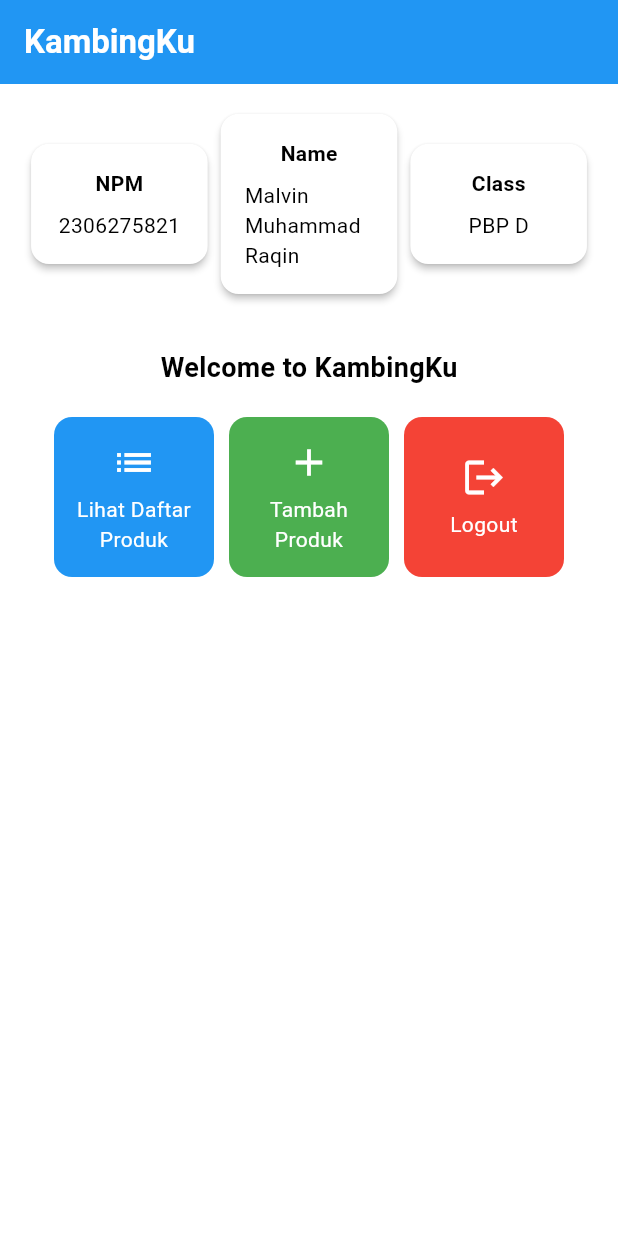
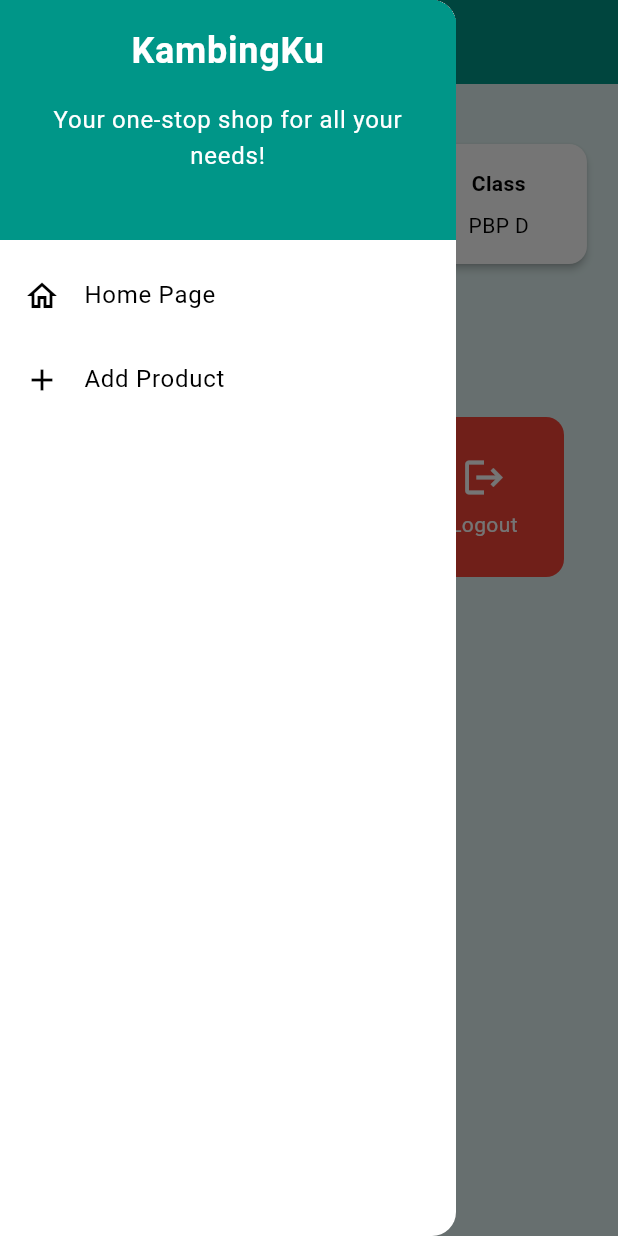
Before and after one commit to Malvin0902/kambing_ku, a Flutter app: the screen it shows after launch, with the side drawer open (before the commit the screen has no drawer), on a phone screen of 412 x 824 dp. Run offline on Flutter 3.47's test engine with Material 3 defaults, Android fonts, the phone set to English and light mode, and no system bars.

Commit message:
tugas individu 8

```diff
--- a/lib/main.dart
+++ b/lib/main.dart
@@ -1,5 +1,5 @@
 import 'package:flutter/material.dart';
-import 'package:kambing_ku/menu.dart';
+import 'package:kambing_ku/screens/menu.dart';
 
 void main() {
   runApp(const MyApp());
@@ -8,30 +8,18 @@
 class MyApp extends StatelessWidget {
   const MyApp({super.key});
 
-  // This widget is the root of your application.
   @override
   Widget build(BuildContext context) {
     return MaterialApp(
-      title: 'Flutter Demo',
+      title: 'KambingKu',
       theme: ThemeData(
-        // This is the theme of your application.
-        //
-        // TRY THIS: Try running your application with "flutter run". You'll see
-        // the application has a purple toolbar. Then, without quitting the app,
-        // try changing the seedColor in the colorScheme below to Colors.green
-        // and then invoke "hot reload" (save your changes or press the "hot
-        // reload" button in a Flutter-supported IDE, or press "r" if you used
-        // the command line to start the app).
-        //
-        // Notice that the counter didn't reset back to zero; the application
-        // state is not lost during the reload. To reset the state, use hot
-        // restart instead.
-        //
-        // This works for code too, not just values: Most code changes can be
-        // tested with just a hot reload.
+        primarySwatch: Colors.teal,
         colorScheme: ColorScheme.fromSwatch(
-          primarySwatch: Colors.deepPurple,
-          ).copyWith(secondary: Colors.deepPurple[400]),
+          primarySwatch: Colors.teal,
+        ).copyWith(
+          secondary: Colors.orange,  // Accent color set to orange
+        ),
+        scaffoldBackgroundColor: Colors.teal[50], // Light teal background for screens
         useMaterial3: true,
       ),
       home: MyHomePage(),
--- a/lib/menu.dart
+++ b/lib/screens/menu.dart
@@ -1,17 +1,21 @@
 import 'package:flutter/material.dart';
+import 'package:kambing_ku/widgets/left_drawer.dart';
+import 'package:kambing_ku/widgets/product_card.dart';
+import 'package:kambing_ku/screens/product_entry_form.dart';
 
-class MyHomePage extends StatelessWidget  {
+class MyHomePage extends StatelessWidget {
+  final String npm = '2306275821'; // NPM
+  final String name = 'Malvin Muhammad Raqin'; // Name
+  final String className = 'PBP D'; // Class
+
+  // Daftar item navigasi pada halaman utama
+  final List<ItemHomepage> items = [
+    ItemHomepage("View Product List", Icons.list, Colors.teal),
+    ItemHomepage("Add Product", Icons.add, Colors.orange),
+    ItemHomepage("Logout", Icons.logout, Colors.red),
+  ];
+
   MyHomePage({super.key});
-
-  final String npm = '2306275821';
-  final String name = 'Malvin Muhammad Raqin';
-  final String className = 'PBP D';
-
-  final List<ItemHomepage> items = [
-    ItemHomepage("Lihat Daftar Produk", Icons.list),
-    ItemHomepage("Tambah Produk", Icons.add),
-    ItemHomepage("Logout", Icons.logout),
-  ];
 
   @override
   Widget build(BuildContext context) {
@@ -24,8 +28,11 @@
             fontWeight: FontWeight.bold,
           ),
         ),
-        backgroundColor: Colors.blue, // Ganti dengan warna yang diinginkan
+        backgroundColor: Theme.of(context).colorScheme.primary,
+        iconTheme: const IconThemeData(color: Colors.white),
       ),
+      drawer: const LeftDrawer(),
+
       body: Padding(
         padding: const EdgeInsets.all(16.0),
         child: Column(
@@ -101,78 +108,3 @@
     );
   }
 }
-
-class ItemHomepage {
-  final String name;
-  final IconData icon;
-
-  ItemHomepage(this.name, this.icon);
-}
-
-class ItemCard extends StatelessWidget {
-  final ItemHomepage item;
-
-  const ItemCard(this.item, {super.key});
-
-  Color getBackgroundColor() {
-    switch (item.name) {
-      case 'Lihat Daftar Produk':
-        return Colors.blue;
-      case 'Tambah Produk':
-        return Colors.green;
-      case 'Logout':
-        return Colors.red;
-      default:
-        return Colors.grey;
-    }
-  }
-
-  @override
-  Widget build(BuildContext context) {
-    return Material(
-      color: getBackgroundColor(),
-      borderRadius: BorderRadius.circular(12),
-      child: InkWell(
-        onTap: () {
-          String message;
-          if (item.name == "Lihat Daftar Produk") {
-            message = "Kamu telah menekan tombol Lihat Daftar Produk";
-          } else if (item.name == "Tambah Produk") {
-            message = "Kamu telah menekan tombol Tambah Produk";
-          } else if (item.name == "Logout") {
-            message = "Kamu telah menekan tombol Logout";
-          } else {
-            message = "Kamu telah menekan tombol ${item.name}";
-          }
-
-          ScaffoldMessenger.of(context)
-            ..hideCurrentSnackBar()
-            ..showSnackBar(
-              SnackBar(content: Text(message)),
-            );
-        },
-        child: Container(
-          padding: const EdgeInsets.all(8),
-          child: Center(
-            child: Column(
-              mainAxisAlignment: MainAxisAlignment.center,
-              children: [
-                Icon(
-                  item.icon,
-                  color: Colors.white,
-                  size: 30.0,
-                ),
-                const Padding(padding: EdgeInsets.all(3)),
-                Text(
-                  item.name,
-                  textAlign: TextAlign.center,
-                  style: const TextStyle(color: Colors.white),
-                ),
-              ],
-            ),
-          ),
-        ),
-      ),
-    );
-  }
-}
--- /dev/null
+++ b/lib/widgets/left_drawer.dart
@@ -0,0 +1,68 @@
+import 'package:flutter/material.dart';
+import 'package:kambing_ku/screens/menu.dart';
+import 'package:kambing_ku/screens/product_entry_form.dart';
+
+class LeftDrawer extends StatelessWidget {
+  const LeftDrawer({super.key});
+
+  @override
+  Widget build(BuildContext context) {
+    return Drawer(
+      child: ListView(
+        children: [
+          DrawerHeader(
+            decoration: BoxDecoration(
+              color: Theme.of(context).colorScheme.primary,
+            ),
+            child: const Column(
+              children: [
+                Text(
+                  'KambingKu',
+                  textAlign: TextAlign.center,
+                  style: TextStyle(
+                    fontSize: 24,
+                    fontWeight: FontWeight.bold,
+                    color: Colors.white,
+                  ),
+                ),
+                Padding(padding: EdgeInsets.all(8)),
+                Text(
+                  "Your one-stop shop for all your needs!",
+                  textAlign: TextAlign.center,
+                  style: TextStyle(
+                    fontSize: 16,
+                    color: Colors.white,
+                  ),
+                ),
+              ],
+            ),
+          ),
+          ListTile(
+            leading: const Icon(Icons.home_outlined),
+            title: const Text('Home Page'),
+            onTap: () {
+              Navigator.pushReplacement(
+                context,
+                MaterialPageRoute(
+                  builder: (context) => MyHomePage(),
+                ),
+              );
+            },
+          ),
+          ListTile(
+            leading: const Icon(Icons.add),
+            title: const Text('Add Product'),
+            onTap: () {
+              Navigator.push(
+                context,
+                MaterialPageRoute(
+                  builder: (context) => ProductEntryFormPage(),
+                ),
+              );
+            },
+          ),
+        ],
+      ),
+    );
+  }
+}
--- /dev/null
+++ b/lib/widgets/product_card.dart
@@ -0,0 +1,89 @@
+import 'package:flutter/material.dart';
+import 'package:kambing_ku/screens/product_entry_form.dart';
+import 'package:kambing_ku/screens/menu.dart';
+
+class ItemHomepage {
+  final String name;
+  final IconData icon;
+  final Color color;
+
+  ItemHomepage(this.name, this.icon, this.color);
+}
+
+class ItemCard extends StatelessWidget {
+  final ItemHomepage item;
+
+  const ItemCard(this.item, {super.key});
+
+  @override
+  Widget build(BuildContext context) {
+    return Material(
+      color: item.color, // Menggunakan warna dari item untuk latar belakang
+      borderRadius: BorderRadius.circular(12),
+      child: InkWell(
+        onTap: () {
+          String message = "";
+          if (item.name == "View Product List") {
+            message = "Anda telah menekan tombol Lihat Daftar Produk";
+          } else if (item.name == "Add Product") {
+            message = "Anda telah menekan tombol Tambah Produk";
+          } else if (item.name == "Logout") {
+            message = "Anda telah menekan tombol Logout";
+          }
+
+          // Menampilkan pesan dalam Snackbar
+          ScaffoldMessenger.of(context)
+            ..hideCurrentSnackBar()
+            ..showSnackBar(
+              SnackBar(content: Text(message)),
+            );
+
+          // Navigasi berdasarkan item yang ditekan
+          if (item.name == "View Product List") {
+            Navigator.pushReplacement(
+              context,
+              MaterialPageRoute(
+                builder: (context) => MyHomePage(),
+              ),
+            );
+          } else if (item.name == "Add Product") {
+            Navigator.push(
+              context,
+              MaterialPageRoute(
+                builder: (context) => ProductEntryFormPage(),
+              ),
+            );
+          } else if (item.name == "Logout") {
+            Navigator.pushReplacement(
+              context,
+              MaterialPageRoute(
+                builder: (context) => MyHomePage(),
+              ),
+            );
+          }
+        },
+        child: Container(
+          padding: const EdgeInsets.all(8),
+          child: Center(
+            child: Column(
+              mainAxisAlignment: MainAxisAlignment.center,
+              children: [
+                Icon(
+                  item.icon,
+                  color: Colors.white,
+                  size: 30.0,
+                ),
+                const Padding(padding: EdgeInsets.all(3)),
+                Text(
+                  item.name,
+                  textAlign: TextAlign.center,
+                  style: const TextStyle(color: Colors.white),
+                ),
+              ],
+            ),
+          ),
+        ),
+      ),
+    );
+  }
+}
```
Also changed, not shown: lib/screens/product_entry_form.dart (added, +288 -0 lines), 1 other file.
